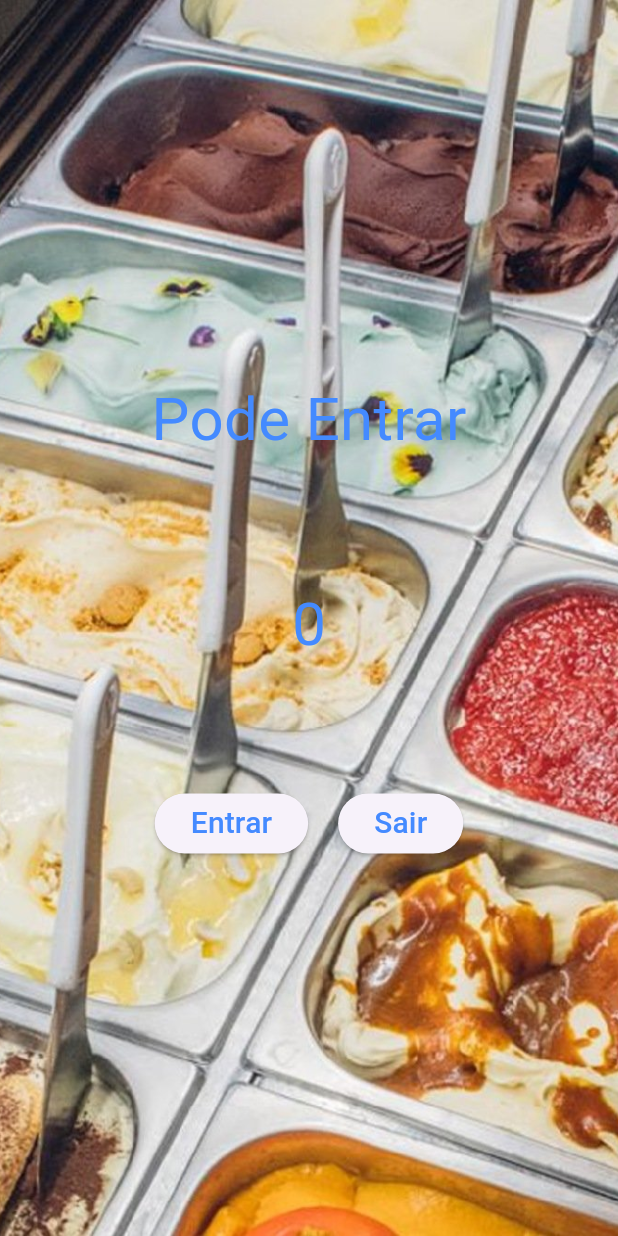
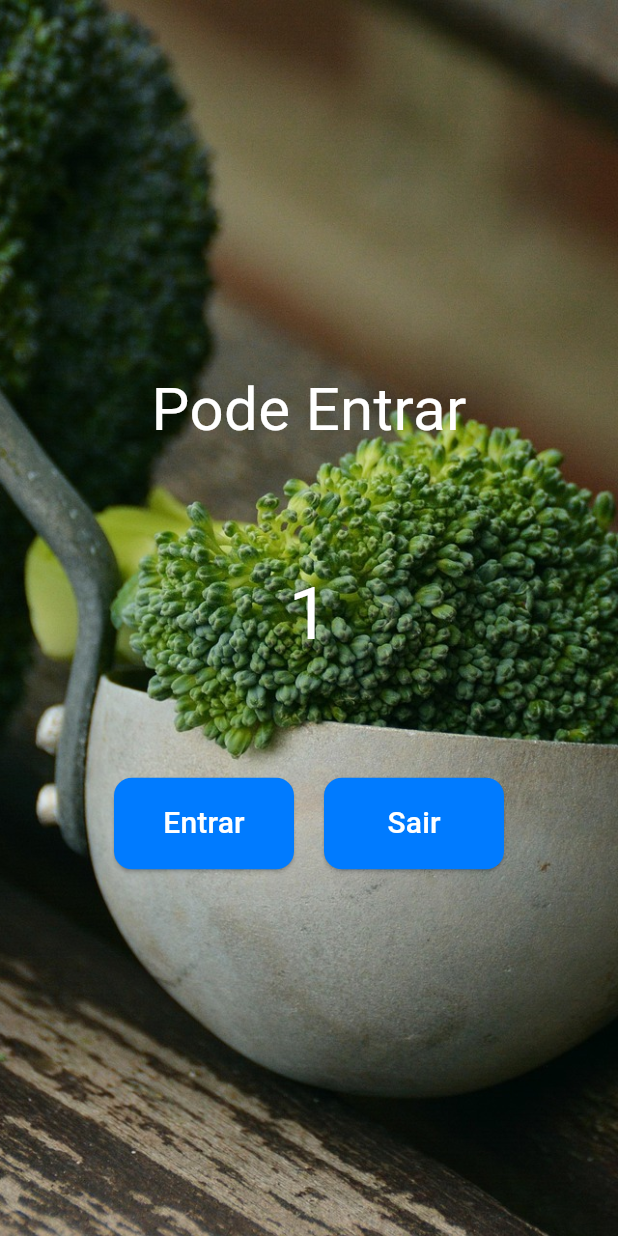
Before and after one commit to isaiastech/contador, a Flutter app: the screen it shows after launch, after a tap on "Entrar", on a phone screen of 412 x 824 dp. Run offline on Flutter 3.47's test engine with Material 3 defaults, Android fonts, the phone set to English and light mode, and no system bars.

```diff
--- a/lib/main.dart
+++ b/lib/main.dart
@@ -9,15 +9,67 @@ class Contador extends StatelessWidget {
 
   @override
   Widget build(BuildContext context) {
-    return MaterialApp(
-      home: const Home(),
+    return const MaterialApp(
+      debugShowCheckedModeBanner: false, // remove o banner de debug
+      home: Home(),
+    );
+  }
+}
+
+class Home extends StatefulWidget {
+  const Home({super.key});
+
+  @override
+  State<Home> createState() => _HomeState();
+}
+
+class _HomeState extends State<Home> with SingleTickerProviderStateMixin {
+  int contador = 0;
+  final int limite = 20;
+
+  late AnimationController _controller;
+  late Animation<double> _pulseAnimation;
+  late Animation<Color?> _colorAnimation;
+
+  @override
+  void initState() {
+    super.initState();
+
+    _controller = AnimationController(
+      vsync: this,
+      duration: const Duration(milliseconds: 800),
+    )..repeat(reverse: true);
+
+    // Pulsar
+    _pulseAnimation = Tween<double>(begin: 1.0, end: 1.2).animate(
+      CurvedAnimation(parent: _controller, curve: Curves.easeInOut),
+    );
+
+    // Piscar entre vermelho e branco
+    _colorAnimation = ColorTween(begin: Colors.red, end: Colors.white).animate(
+      CurvedAnimation(parent: _controller, curve: Curves.easeInOut),
     );
   }
 
+  @override
+  void dispose() {
+    _controller.dispose();
+    super.dispose();
   }
 
-class Home extends StatelessWidget {
-  const Home({super.key});
+  void entrar() {
+    setState(() {
+      if (contador < limite) {
+        contador++;
+      }
+    });
+  }
+
+  void sair() {
+    setState(() {
+      if (contador > 0) contador--;
+    });
+  }
 
   @override
   Widget build(BuildContext context) {
@@ -25,44 +77,118 @@ class Home extends StatelessWidget {
       body: Container(
         decoration: const BoxDecoration(
           image: DecorationImage(
-            image: AssetImage("assets/images/background.jpg"), // <-- sua imagem
-            fit: BoxFit.cover, // cobre toda a tela
+            image: AssetImage("assets/images/background.jpg"),
+            fit: BoxFit.cover,
           ),
         ),
         child: Column(
           mainAxisAlignment: MainAxisAlignment.center,
           children: [
-            const Text('Pode Entrar',
-                style: TextStyle(fontSize: 40, color: Colors.blueAccent)),
-            const SizedBox(height: 80),
-            const Text('0',
-                style: TextStyle(fontSize: 40, color: Colors.blueAccent)),
+            const Text(
+              'Pode Entrar',
+              style: TextStyle(
+                fontSize: 40,
+                color: Color(0xFFFFFFFF),
+              ),
+            ),
             const SizedBox(height: 80),
 
-            // Linha com os dois botões
-            Row(
+            // Contador animado ou mensagem LOTADO com pulsar e piscar
+            AnimatedSwitcher(
+              duration: const Duration(milliseconds: 300),
+              transitionBuilder: (Widget child, Animation<double> animation) {
+                return contador < limite
+                    ? ScaleTransition(
+                        scale: Tween<double>(begin: 0.8, end: 1.2)
+                            .animate(CurvedAnimation(
+                          parent: animation,
+                          curve: Curves.elasticOut,
+                        )),
+                        child: child,
+                      )
+                    : ScaleTransition(
+                        scale: _pulseAnimation,
+                        child: child,
+                      );
+              },
+              child: contador < limite
+                  ? Text(
+                      '$contador',
+                      key: ValueKey<int>(contador),
+                      style: const TextStyle(
+                        fontSize: 40,
+                        color: Color(0xFFFFFFFF),
+                      ),
+                    )
+                  : AnimatedBuilder(
+                      animation: _controller,
+                      key: const ValueKey<String>('LOTADO'),
+                      builder: (context, child) {
+                        return Transform.scale(
+                          scale: _pulseAnimation.value,
+                          child: Text(
+                            'LOTADO',
+                            style: TextStyle(
+                              fontSize: 40,
+                              fontWeight: FontWeight.bold,
+                              color: _colorAnimation.value,
+                            ),
+                          ),
+                        );
+                      },
+                    ),
+            ),
+
+            const SizedBox(height: 80),
+
+            Padding(
+              padding: const EdgeInsets.symmetric(horizontal: 40.0),
+              child: Row(
                 mainAxisAlignment: MainAxisAlignment.center,
                 children: [
-                ElevatedButton(
-                  onPressed: () {
-                    // ação do primeiro botão
-                  },
+                  SizedBox(
+                    width: 120,
+                    child: ElevatedButton(
+                      onPressed: entrar,
+                      style: ElevatedButton.styleFrom(
+                        backgroundColor: const Color(0xFF007BFF),
+                        shape: RoundedRectangleBorder(
+                          borderRadius: BorderRadius.circular(12),
+                        ),
+                        padding: const EdgeInsets.symmetric(vertical: 16),
+                      ),
                       child: const Text(
                         "Entrar",
-                    style: TextStyle(fontSize: 20, color: Colors.blueAccent),
+                        style: TextStyle(
+                          fontSize: 20,
+                          color: Color(0xFFFFFFFF),
                         ),
                       ),
-                const SizedBox(width: 20), // espaço entre os botões
-                ElevatedButton(
-                  onPressed: () {
-                    // ação do segundo botão
-                  },
+                    ),
+                  ),
+                  const SizedBox(width: 20),
+                  SizedBox(
+                    width: 120,
+                    child: ElevatedButton(
+                      onPressed: sair,
+                      style: ElevatedButton.styleFrom(
+                        backgroundColor: const Color(0xFF007BFF),
+                        shape: RoundedRectangleBorder(
+                          borderRadius: BorderRadius.circular(12),
+                        ),
+                        padding: const EdgeInsets.symmetric(vertical: 16),
+                      ),
                       child: const Text(
                         "Sair",
-                    style: TextStyle(fontSize: 20, color: Colors.blueAccent),
+                        style: TextStyle(
+                          fontSize: 20,
+                          color: Color(0xFFFFFFFF),
+                        ),
+                      ),
                     ),
                   ),
                 ],
+              ),
             ),
           ],
         ),
```
Also changed, not shown: assets/images/background.jpg. Lines whose indentation alone changed are shown as unchanged.
